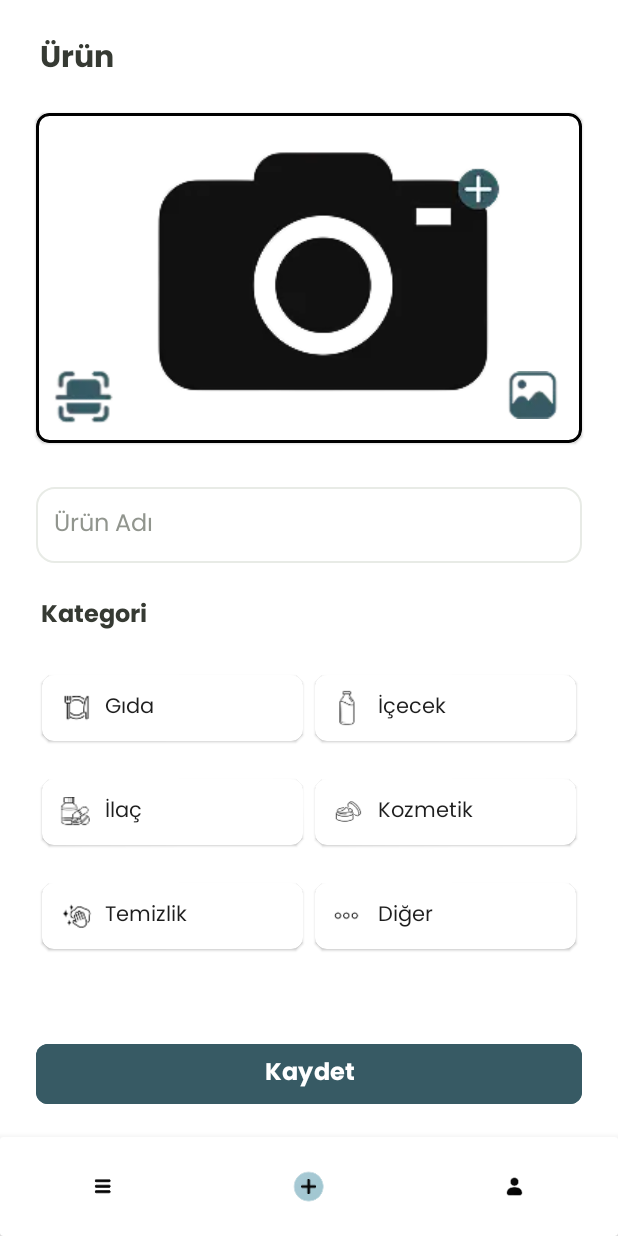
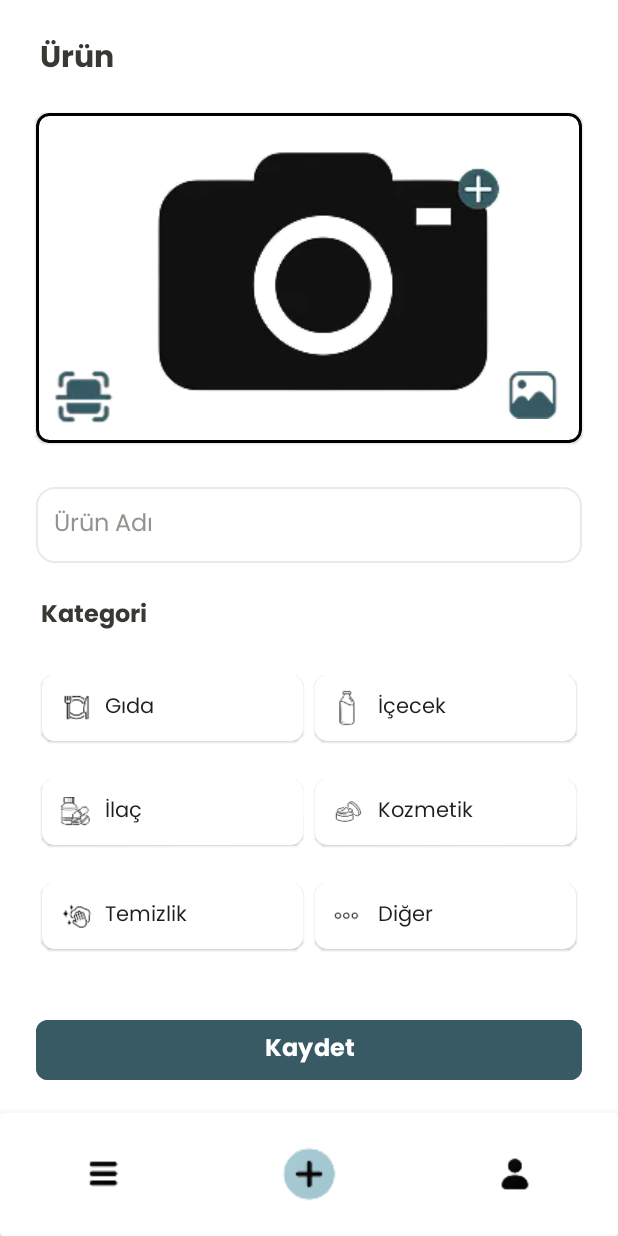
Before and after one commit to ilaydaKaracuka/Re-Fresh, an Android app: the AddProductActivity screen opened directly, with no data from a screen before it, on a phone screen of 412 x 824 dp. Run offline under Robolectric (Android 15) with nearby library versions, the phone set to English and light mode, and no system bars; our stand-ins replace Firebase (no records; nobody signed in at launch, a user with empty details on screens opened directly).

Commit message:
bottom menü düzenlendi

```diff
--- a/app/src/main/res/layout/activity_add_product.xml
+++ b/app/src/main/res/layout/activity_add_product.xml
@@ -364,7 +364,7 @@
     <androidx.cardview.widget.CardView
         android:id="@+id/bottom_nav_container_add_product_activity"
         android:layout_width="match_parent"
-        android:layout_height="66dp"
+        android:layout_height="82dp"
         app:cardBackgroundColor="@android:color/white"
         app:cardElevation="8dp"
         app:layout_constraintBottom_toBottomOf="parent"
@@ -377,7 +377,7 @@
             android:layout_height="match_parent"
             android:background="@android:color/transparent"
             app:itemActiveIndicatorStyle="@android:color/transparent"
-            app:itemIconSize="30dp"
+            app:itemIconSize="52dp"
             app:labelVisibilityMode="unlabeled"
             app:menu="@menu/bottom_nav_menu"
             app:itemBackground="@drawable/bottom_nav_item_background" />
```
